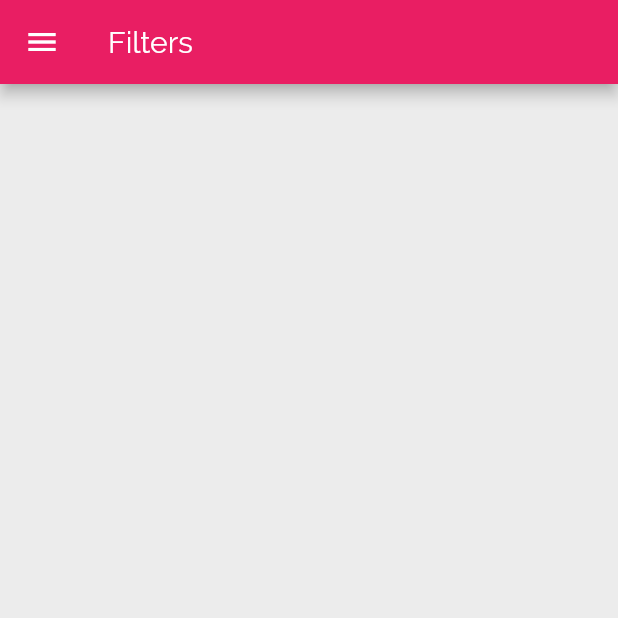
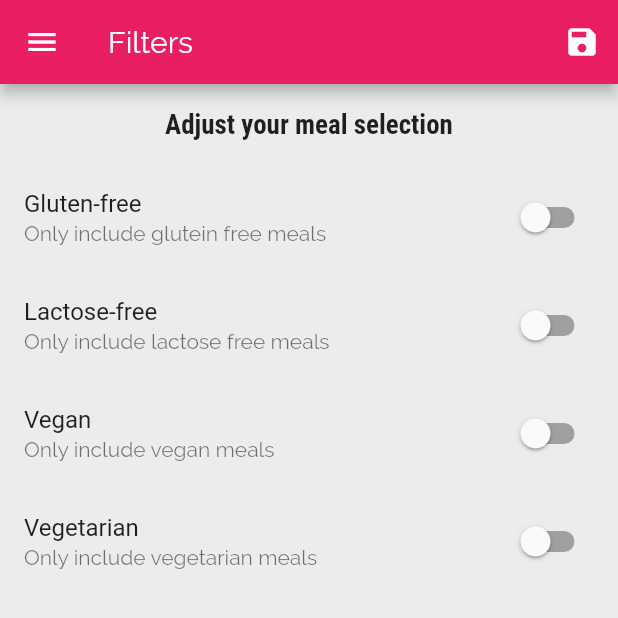
Before and after one commit to imvkrm/meal_app_flutter, a Flutter app: the FiltersScreen screen opened by its route, on a phone screen of 412 x 824 dp, the top half of it. Run offline on Flutter 3.47's test engine with Material 2 defaults, Android fonts, the light colour scheme and no system bars.

Commit message:
favorite added

```diff
--- a/lib/main.dart
+++ b/lib/main.dart
@@ -1,4 +1,6 @@
 import 'package:flutter/material.dart';
+import 'package:meal_app_flutter/dummy_data.dart';
+import 'package:meal_app_flutter/models/meal.dart';
 
 import './screens/filters_screen.dart';
 import './screens/tabs_screen.dart';
@@ -8,7 +10,59 @@ import './screens/category_screen.dart';
 
 void main() => runApp(MyApp());
 
-class MyApp extends StatelessWidget {
+class MyApp extends StatefulWidget {
+  @override
+  _MyAppState createState() => _MyAppState();
+}
+
+class _MyAppState extends State<MyApp> {
+  Map<String, bool> _filters = {
+    'gluten': false,
+    'lactose': false,
+    'vegan': false,
+    'vegetarian': false,
+  };
+
+  List<Meal> _avalableMeals = DUMMY_MEALS;
+  List<Meal> _favoriteMeals = [];
+
+  void _setFilters(Map<String, bool> filterData) {
+    setState(() {
+      _filters = filterData;
+
+      _avalableMeals = DUMMY_MEALS.where((meal) {
+        if (_filters['gluten'] == true && !meal.isGlutenFree) {
+          return false;
+        }
+        if (_filters['lactose'] == true && !meal.isLactoseFree) {
+          return false;
+        }
+        if (_filters['vegan'] == true && !meal.isVegan) {
+          return false;
+        }
+        if (_filters['vegetarian'] == true && !meal.isVegetarian) {
+          return false;
+        }
+        return true;
+      }).toList();
+    });
+  }
+
+  void _toggelFavorite(String mealId) {
+    int existingIndex = _favoriteMeals.indexWhere((meal) => meal.id == mealId);
+    setState(() {
+      if (existingIndex >= 0) {
+        _favoriteMeals.removeAt(existingIndex);
+      } else {
+        _favoriteMeals.add(DUMMY_MEALS.firstWhere((meal) => meal.id == mealId));
+      }
+    });
+  }
+
+  bool _isFavoriteMeal(String mealId) {
+    return _favoriteMeals.any((meal) => meal.id == mealId);
+  }
+
   @override
   Widget build(BuildContext context) {
     return MaterialApp(
@@ -28,10 +82,11 @@ class MyApp extends StatelessWidget {
       // home: CategoryScreen(),
       initialRoute: '/',
       routes: {
-        '/': (ctx) => TabsScreen(),
-        CategoryMealsScreen.routeName: (ctx) => CategoryMealsScreen(),
-        MealDetailScreen.routeName: (ctx) => MealDetailScreen(),
-        FiltersScreen.routeName:(ctx)=>FiltersScreen(),
+        '/': (ctx) => TabsScreen(_favoriteMeals),
+        CategoryMealsScreen.routeName: (ctx) =>
+            CategoryMealsScreen(_avalableMeals),
+        MealDetailScreen.routeName: (ctx) => MealDetailScreen(_toggelFavorite,_isFavoriteMeal),
+        FiltersScreen.routeName: (ctx) => FiltersScreen(_filters, _setFilters),
       },
 
       onGenerateRoute: (settings) {
@@ -44,8 +99,8 @@ class MyApp extends StatelessWidget {
 // return ....
 //           }else return ...
       },
-      onUnknownRoute: (settings)  {
-      return MaterialPageRoute(builder: (ctx)=>  CategoryScreen());
+      onUnknownRoute: (settings) {
+        return MaterialPageRoute(builder: (ctx) => CategoryScreen());
       },
     );
   }
--- a/lib/screens/filters_screen.dart
+++ b/lib/screens/filters_screen.dart
@@ -1,15 +1,105 @@
 import 'package:flutter/material.dart';
 import 'package:meal_app_flutter/widgets/main_drawer.dart';
 
-class FiltersScreen extends StatelessWidget {
+class FiltersScreen extends StatefulWidget {
   static const String routeName = '/filters-screen';
+
+  final Function saveFilters;
+  final Map<String, bool> _currentFilters;
+  FiltersScreen(this._currentFilters, this.saveFilters);
+
+  @override
+  _FiltersScreenState createState() => _FiltersScreenState();
+}
+
+class _FiltersScreenState extends State<FiltersScreen> {
+  var _isGlutenFree = false;
+  var _isLactoseFree = false;
+  var _isVegan = false;
+  var _isVegetarian = false;
+
+  @override
+  void initState() {
+    _isGlutenFree = widget._currentFilters['gluten']!;
+    _isLactoseFree = widget._currentFilters['lactose']!;
+    _isVegan = widget._currentFilters['vegan']!;
+    _isVegetarian = widget._currentFilters['vegetarian']!;
+    super.initState();
+  }
+
+  Widget _builderSwitchListTile(
+      String title, String subtitle, bool currentValue, Function updateValue) {
+    return SwitchListTile(
+      value: currentValue,
+      onChanged: (val) => updateValue(val),
+      title: Text(title),
+      subtitle: Text(subtitle),
+    );
+  }
+
   @override
   Widget build(BuildContext context) {
     return Scaffold(
       appBar: AppBar(
         title: Text('Filters'),
+        actions: [
+          IconButton(
+              onPressed: () {
+                var selectedFilters = {
+                  'gluten': _isGlutenFree,
+                  'lactose': _isLactoseFree,
+                  'vegan': _isVegan,
+                  'vegetarian': _isVegetarian,
+                };
+                widget.saveFilters(selectedFilters);
+              },
+              icon: Icon(Icons.save))
+        ],
       ),
-      drawer: Drawer(child: MainDrawer(),),
+      drawer: Drawer(
+        child: MainDrawer(),
+      ),
+      body: Column(
+        children: [
+          Container(
+            padding: EdgeInsets.all(16),
+            child: Text(
+              'Adjust your meal selection',
+              style: Theme.of(context).textTheme.headline6,
+            ),
+          ),
+          Expanded(
+            child: ListView(
+              children: [
+                _builderSwitchListTile('Gluten-free',
+                    'Only include glutein free meals', _isGlutenFree, (value) {
+                  setState(() {
+                    _isGlutenFree = value;
+                  });
+                }),
+                _builderSwitchListTile('Lactose-free',
+                    'Only include lactose free meals', _isLactoseFree, (value) {
+                  setState(() {
+                    _isLactoseFree = value;
+                  });
+                }),
+                _builderSwitchListTile(
+                    'Vegan', 'Only include vegan meals', _isVegan, (value) {
+                  setState(() {
+                    _isVegan = value;
+                  });
+                }),
+                _builderSwitchListTile('Vegetarian',
+                    'Only include vegetarian meals', _isVegetarian, (value) {
+                  setState(() {
+                    _isVegetarian = value;
+                  });
+                }),
+              ],
+            ),
+          ),
+        ],
+      ),
     );
   }
 }
```
Also changed, not shown: lib/screens/category_meals_screen.dart (+11 -9 lines), lib/screens/favorites_screen.dart (+20 -3 lines), lib/screens/meal_detail_screen.dart (+14 -5 lines), lib/screens/tabs_screen.dart (+23 -9 lines), lib/widgets/meal_item.dart (+5 -5 lines).
